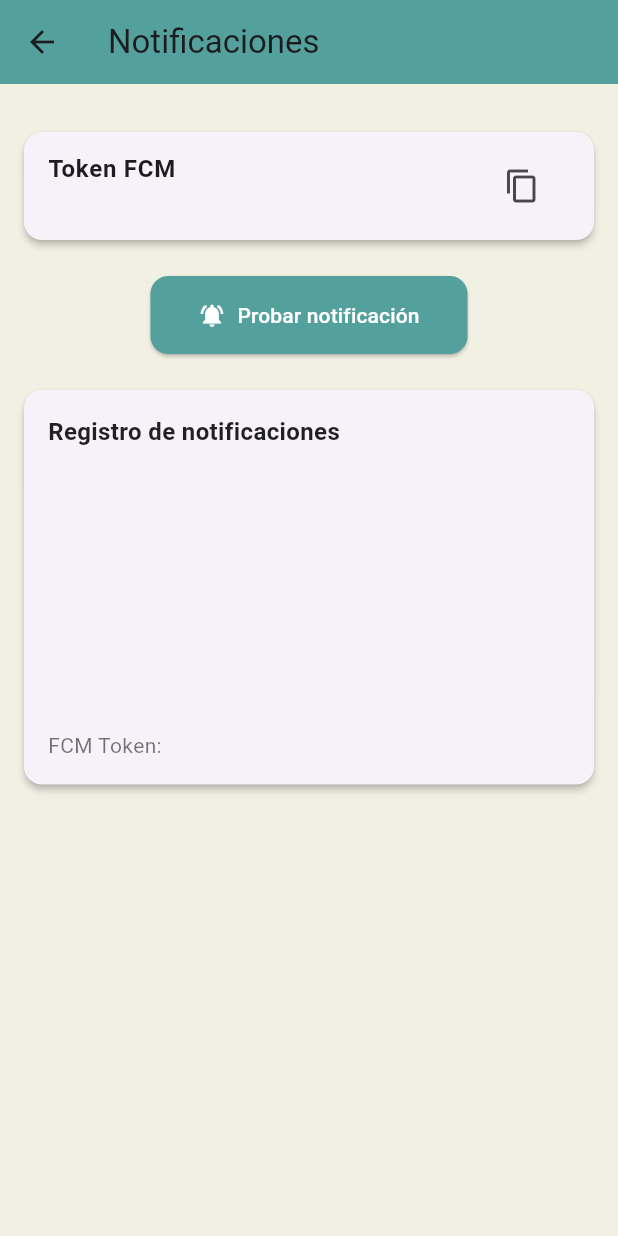
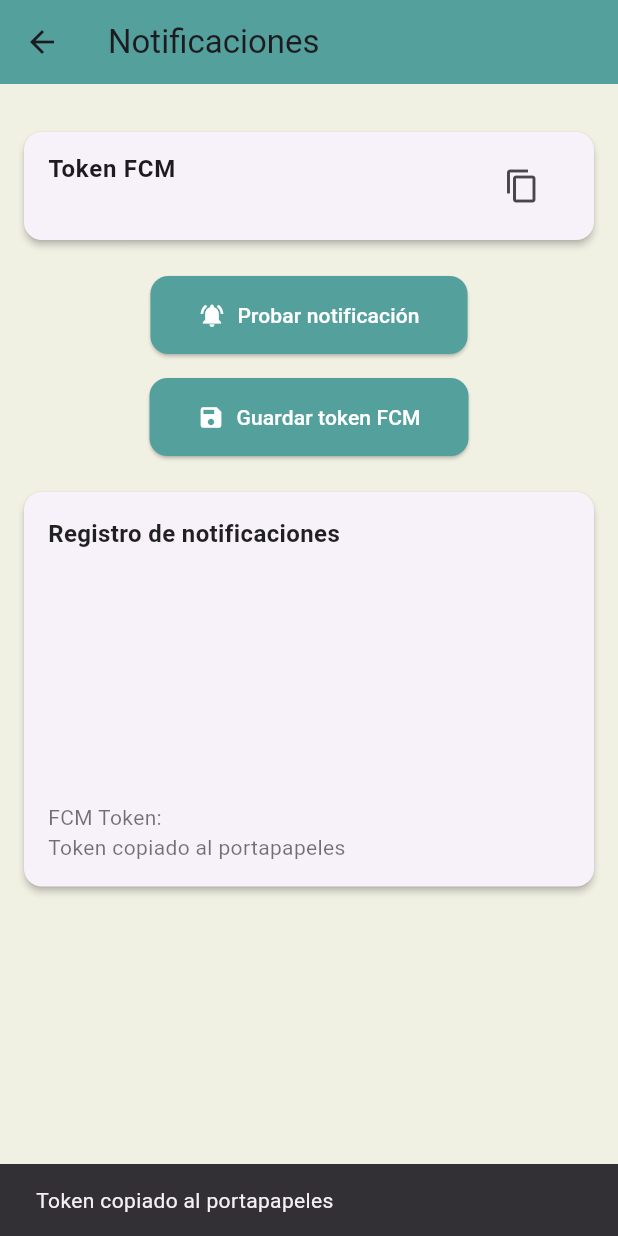
Before and after one commit to diegotorrescampuzano/attendify-app, a Flutter app: the NotificationScreen screen opened by its route, after a tap on the "content copy" icon, on a phone screen of 412 x 824 dp. Run offline on Flutter 3.47's test engine with Material 3 defaults, Android fonts, the phone set to English and light mode, and no system bars; our stand-ins replace cloud_firestore, firebase_auth, firebase_core, firebase_messaging, fl_chart, flutter_local_notifications and 2 more; accounts and stored records are empty.

Commit message:
feat: add FCM token save functionality and improve notification screen
- Add "Guardar token FCM" button to save FCM token to Firestore user document
- Ensure all required methods are defined in notification screen
- Improve UI feedback with Snackbar and log display
- Update Firestore service with token save method

```diff
--- a/lib/screens/notification_screen.dart
+++ b/lib/screens/notification_screen.dart
@@ -1,6 +1,7 @@
 import 'package:flutter/material.dart';
 import 'package:flutter/services.dart';
 import '../services/notification_service.dart';
+import '../services/firestore_service.dart';
 
 class NotificationScreen extends StatefulWidget {
   const NotificationScreen({super.key});
@@ -36,23 +37,34 @@ class _NotificationScreenState extends State<NotificationScreen> {
     });
   }
 
-  void _testNotification() async {
+  Future<void> _testNotification() async {
     _addLog('Notificación de prueba solicitada');
     // In a real app, you would send a test notification from your backend
     // For demo, just log the token
     _addLog('FCM Token: $_fcmToken');
   }
 
-  Future<void> _copyToClipboard(String text) async {
-    if (text.isEmpty) return;
-    await Clipboard.setData(ClipboardData(text: text));
-    _addLog('Token copiado al portapapeles');
+  Future<void> _saveTokenToFirestore() async {
+    if (_fcmToken == null) return;
+
+    try {
+      await FirestoreService.saveFCMToken(_fcmToken!);
+      _addLog('Token guardado en Firestore');
       ScaffoldMessenger.of(context).showSnackBar(
         const SnackBar(
-        content: Text('Token copiado al portapapeles'),
+          content: Text('Token guardado exitosamente'),
           duration: Duration(seconds: 2),
         ),
       );
+    } catch (e) {
+      _addLog('Error guardando token: $e');
+      ScaffoldMessenger.of(context).showSnackBar(
+        SnackBar(
+          content: Text('Error: $e'),
+          duration: const Duration(seconds: 2),
+        ),
+      );
+    }
   }
 
   Widget _buildLogCard() {
@@ -129,7 +141,14 @@ class _NotificationScreenState extends State<NotificationScreen> {
                   icon: const Icon(Icons.copy),
                   onPressed: () {
                     if (_fcmToken != null) {
-                      _copyToClipboard(_fcmToken!);
+                      Clipboard.setData(ClipboardData(text: _fcmToken!));
+                      _addLog('Token copiado al portapapeles');
+                      ScaffoldMessenger.of(context).showSnackBar(
+                        const SnackBar(
+                          content: Text('Token copiado al portapapeles'),
+                          duration: Duration(seconds: 2),
+                        ),
+                      );
                     }
                   },
                 ),
@@ -137,7 +156,9 @@ class _NotificationScreenState extends State<NotificationScreen> {
             ),
             Padding(
               padding: const EdgeInsets.symmetric(horizontal: 24, vertical: 16),
-              child: ElevatedButton.icon(
+              child: Column(
+                children: [
+                  ElevatedButton.icon(
                     icon: const Icon(Icons.notifications_active),
                     label: const Text('Probar notificación'),
                     style: ElevatedButton.styleFrom(
@@ -150,6 +171,22 @@ class _NotificationScreenState extends State<NotificationScreen> {
                     ),
                     onPressed: _testNotification,
                   ),
+                  const SizedBox(height: 16),
+                  ElevatedButton.icon(
+                    icon: const Icon(Icons.save),
+                    label: const Text('Guardar token FCM'),
+                    style: ElevatedButton.styleFrom(
+                      backgroundColor: primaryColor,
+                      foregroundColor: Colors.white,
+                      padding: const EdgeInsets.symmetric(vertical: 16, horizontal: 32),
+                      shape: RoundedRectangleBorder(
+                        borderRadius: BorderRadius.circular(12),
+                      ),
+                    ),
+                    onPressed: _fcmToken == null ? null : _saveTokenToFirestore,
+                  ),
+                ],
+              ),
             ),
             _buildLogCard(),
           ],
--- a/lib/services/firestore_service.dart
+++ b/lib/services/firestore_service.dart
@@ -24,4 +24,20 @@ class FirestoreService {
 
     return doc.data();
   }
+
+  /// Save FCM token to user document
+  static Future<void> saveFCMToken(String token) async {
+    final uid = AuthService.getCurrentUserId();
+    if (uid == null) return;
+
+    try {
+      await _db.collection('users').doc(uid).set({
+        'fcmToken': token,
+      }, SetOptions(merge: true));
+      print('FCM token saved successfully');
+    } catch (e) {
+      print('Error saving FCM token: $e');
+      rethrow;
+    }
+  }
 }
--- a/pubspec.yaml
+++ b/pubspec.yaml
@@ -16,7 +16,7 @@ publish_to: 'none' # Remove this line if you wish to publish to pub.dev
 # https://developer.apple.com/library/archive/documentation/General/Reference/InfoPlistKeyReference/Articles/CoreFoundationKeys.html
 # In Windows, build-name is used as the major, minor, and patch parts
 # of the product and file versions while build-number is used as the build suffix.
-version: 1.0.0+8
+version: 1.0.0+9
 
 environment:
   sdk: ^3.8.0
```
Lines whose indentation alone changed are shown as unchanged.
